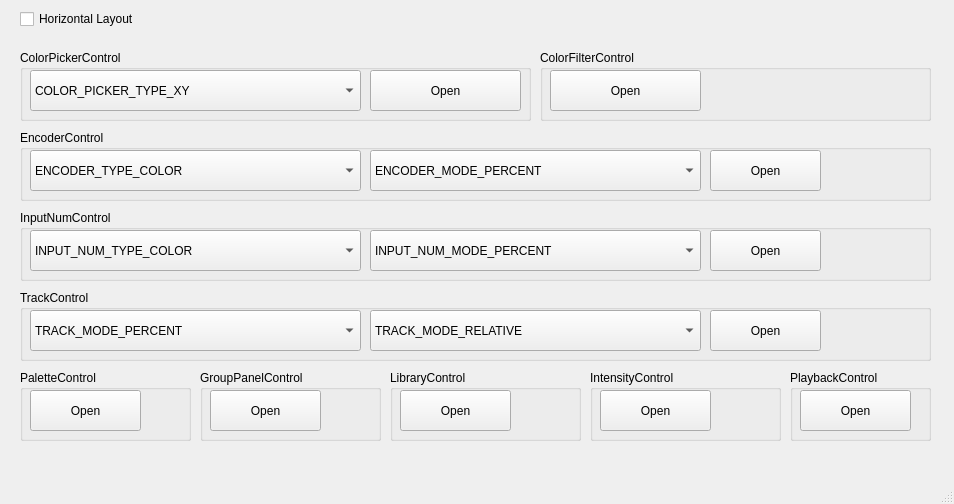
thanhtoan36/QtProject, file form/mainwindow.ui: the form before one commit.
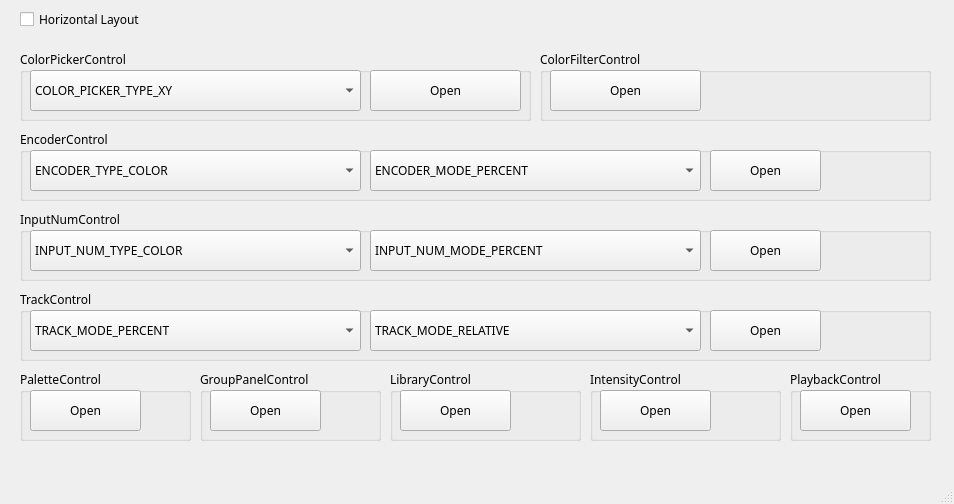
The form after the commit.

Commit message: add custom button base and change font

Patch:
```diff
--- a/form/mainwindow.ui
+++ b/form/mainwindow.ui
@@ -10,6 +10,11 @@
     <height>504</height>
    </rect>
   </property>
+  <property name="font">
+   <font>
+    <family>MS PGothic</family>
+   </font>
+  </property>
   <property name="windowTitle">
    <string>MainWindow</string>
   </property>
```
Left out of the diff: 2 changed lines with no effect on the pictures. The commit also changes 4 other files.
